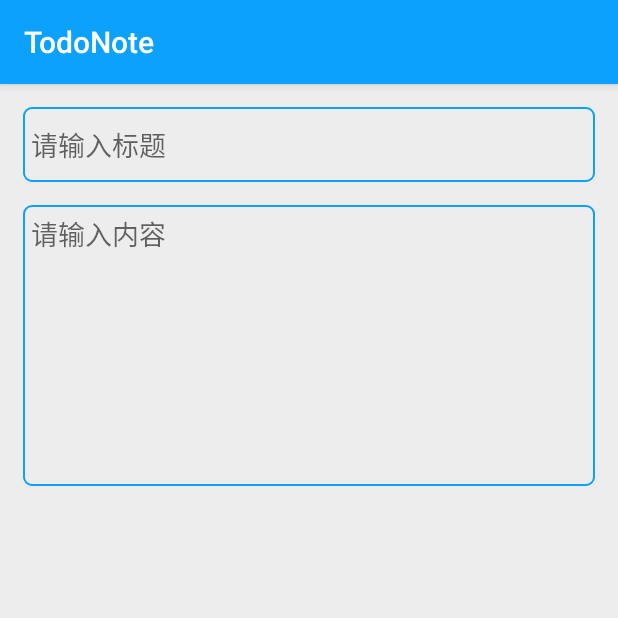
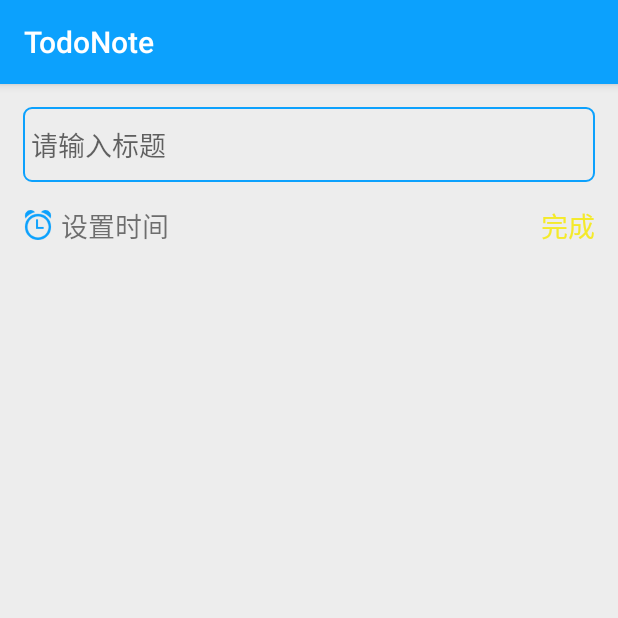
Before and after one commit to luckylxyang/TodoNote, an Android app: the screen it shows after launch (MainActivity), after a tap on an icon or button, on a phone screen of 412 x 824 dp, the top half of it. Run offline under Robolectric (Android 15) with nearby library versions, the phone set to English and light mode, and no system bars; our stand-ins replace RxJava, data binding; libraries missing offline, so code that uses them is left out: com.tencent.mmkv; network calls fail; 4 statements that could not run were skipped.

Commit message:
添加代办的修改和设置时间

```diff
--- a/app/src/main/java/lxy/com/todonote/addnote/AddTodoNoteFragment.java
+++ b/app/src/main/java/lxy/com/todonote/addnote/AddTodoNoteFragment.java
@@ -1,33 +1,57 @@
 package lxy.com.todonote.addnote;
 
 import androidx.databinding.DataBindingUtil;
+import androidx.lifecycle.Observer;
 import androidx.lifecycle.ViewModelProviders;
 
+import android.app.DatePickerDialog;
 import android.os.Bundle;
 
 import androidx.annotation.NonNull;
 import androidx.annotation.Nullable;
 import androidx.fragment.app.Fragment;
 
+import android.text.Editable;
+import android.text.TextUtils;
+import android.text.TextWatcher;
 import android.view.LayoutInflater;
 import android.view.View;
 import android.view.ViewGroup;
+import android.widget.DatePicker;
+
+import com.google.gson.Gson;
 
 import lxy.com.todonote.R;
+import lxy.com.todonote.base.BaseActivity;
 import lxy.com.todonote.databinding.AddTodoNoteFragmentBinding;
+import lxy.com.todonote.net.Resource;
+import lxy.com.todonote.note.NoteModel;
+import lxy.com.todonote.utils.ToastUtils;
 
 public class AddTodoNoteFragment extends Fragment {
 
+    private static final String MODEL_ADD = "add";
+    private static final String MODEL_UPDATE = "update";
+    private static final String NOTE_TYPE = "note_type";
+    private static final String NOTE = "note";
     private AddTodoNoteViewModel mViewModel;
     private AddTodoNoteFragmentBinding binding;
+    private String add_model = MODEL_ADD;
+    private int type;
+    private NoteModel noteModel;
 
-    public static AddTodoNoteFragment newInstance() {
-        return new AddTodoNoteFragment();
+    public static AddTodoNoteFragment newInstance(int type,String note) {
+        AddTodoNoteFragment fragment = new AddTodoNoteFragment();
+        Bundle bundle = new Bundle();
+        bundle.putInt(NOTE_TYPE, type);
+        bundle.putString(NOTE, note);
+        fragment.setArguments(bundle);
+        return fragment;
     }
 
     @Override
     public View onCreateView(@NonNull LayoutInflater inflater, @Nullable ViewGroup container, @Nullable Bundle savedInstanceState) {
-        binding = DataBindingUtil.inflate(inflater,R.layout.add_todo_note_fragment,container,false);
+        binding = DataBindingUtil.inflate(inflater, R.layout.add_todo_note_fragment, container, false);
         return binding.getRoot();
     }
 
@@ -36,6 +60,96 @@ public class AddTodoNoteFragment extends Fragment {
         super.onActivityCreated(savedInstanceState);
         mViewModel = ViewModelProviders.of(this).get(AddTodoNoteViewModel.class);
         binding.setAddmodel(mViewModel);
+        Bundle bundle = getArguments();
+        if (bundle != null) {
+            type = bundle.getInt(NOTE_TYPE);
+            String string = bundle.getString(NOTE);
+            if (!TextUtils.isEmpty(string)){
+                noteModel = new Gson().fromJson(string,NoteModel.class);
+                binding.addNoteTime.setText(noteModel.getDateStr());
+                binding.addNoteTitle.setText(noteModel.getTitle());
+                add_model = MODEL_UPDATE;
+            }
+        }
+        binding.addNoteTitle.addTextChangedListener(titleWatcher);
+        initListener();
     }
 
+    private void initListener() {
+        binding.addNoteComplete.setOnClickListener(v -> {
+            String title = binding.addNoteTitle.getText().toString();
+            String dateStr = binding.addNoteTime.getText().toString();
+            if (MODEL_ADD.equals(add_model)){
+                addNote(title,dateStr);
+            }else {
+                updateNote(noteModel.getId(),title,dateStr);
+            }
+        });
+        binding.addNoteTime.setOnClickListener(v -> {
+            selectTime();
+        });
+    }
+
+    private void updateNote(int id,String title,String dateStr){
+        mViewModel.updateNote(id,title, "", dateStr, type).observe(AddTodoNoteFragment.this, new Observer<Resource<NoteModel>>() {
+            @Override
+            public void onChanged(Resource<NoteModel> resource) {
+                resource.handler(new BaseActivity.OnCallback<NoteModel>() {
+                    @Override
+                    public void onSuccess(NoteModel data) {
+                        ToastUtils.show("修改成功");
+                        getActivity().getSupportFragmentManager().popBackStack();
+                    }
+                });
+            }
+        });
+    }
+
+    private void addNote(String title,String dateStr){
+        mViewModel.addNote(title, "", dateStr, type, 1).observe(AddTodoNoteFragment.this, new Observer<Resource<NoteModel>>() {
+            @Override
+            public void onChanged(Resource<NoteModel> resource) {
+                resource.handler(new BaseActivity.OnCallback<NoteModel>() {
+                    @Override
+                    public void onSuccess(NoteModel data) {
+                        ToastUtils.show("创建成功");
+                        getActivity().getSupportFragmentManager().popBackStack();
+                    }
+                });
+            }
+        });
+    }
+
+    private void selectTime() {
+        new DatePickerDialog(getContext(), new DatePickerDialog.OnDateSetListener() {
+            @Override
+            public void onDateSet(DatePicker view, int year, int month, int dayOfMonth) {
+                String dateStr = year + "-" + (month + 1) + "-" + dayOfMonth;
+                binding.addNoteTime.setText(dateStr);
+            }
+        },2019,12,12).show();
+    }
+
+    private TextWatcher titleWatcher = new TextWatcher() {
+        @Override
+        public void beforeTextChanged(CharSequence s, int start, int count, int after) {
+
+        }
+
+        @Override
+        public void onTextChanged(CharSequence s, int start, int before, int count) {
+            if (TextUtils.isEmpty(s)){
+                binding.addNoteComplete.setClickable(false);
+                binding.addNoteComplete.setTextColor(getResources().getColor(R.color.textGray));
+            }else {
+                binding.addNoteComplete.setTextColor(getResources().getColor(R.color.colorAccent));
+                binding.addNoteComplete.setClickable(true);
+            }
+        }
+
+        @Override
+        public void afterTextChanged(Editable s) {
+
+        }
+    };
 }
--- a/app/src/main/java/lxy/com/todonote/addnote/AddTodoNoteViewModel.java
+++ b/app/src/main/java/lxy/com/todonote/addnote/AddTodoNoteViewModel.java
@@ -1,7 +1,32 @@
 package lxy.com.todonote.addnote;
 
+import android.app.Application;
+
+import androidx.annotation.NonNull;
+import androidx.lifecycle.MutableLiveData;
 import androidx.lifecycle.ViewModel;
 
-public class AddTodoNoteViewModel extends ViewModel {
-    // TODO: Implement the ViewModel
+import lxy.com.todonote.base.BaseViewModel;
+import lxy.com.todonote.data.NoteRepository;
+import lxy.com.todonote.net.Resource;
+import lxy.com.todonote.note.NoteModel;
+
+public class AddTodoNoteViewModel extends BaseViewModel {
+    public NoteRepository repository;
+
+    public AddTodoNoteViewModel(@NonNull Application application) {
+        super(application);
+        repository = new NoteRepository();
+    }
+
+    public MutableLiveData<Resource<NoteModel>> addNote(String title,String content,
+                                                        String dateStr,int type,int priority){
+        return repository.addNote(title, content, dateStr, type, priority);
+
+    }
+
+    public MutableLiveData<Resource<NoteModel>> updateNote(int id,String title,String content,
+                                                           String dateStr,int type){
+        return repository.updateNote(id,title, content, dateStr, type);
+    }
 }
--- a/app/src/main/java/lxy/com/todonote/base/BaseActivity.java
+++ b/app/src/main/java/lxy/com/todonote/base/BaseActivity.java
@@ -88,6 +88,7 @@ public abstract class BaseActivity extends AppCompatActivity {
             if (code == Constants.NET_FAIL_LOGIN){
                 Intent intent = new Intent(NoteApp.getContext(), LoginActivity.class);
                 intent.addFlags(Intent.FLAG_ACTIVITY_NEW_TASK);
+                intent.addFlags(Intent.FLAG_ACTIVITY_CLEAR_TASK);
                 NoteApp.getContext().startActivity(intent);
             }
         }
--- a/app/src/main/java/lxy/com/todonote/note/NoteFragment.java
+++ b/app/src/main/java/lxy/com/todonote/note/NoteFragment.java
@@ -16,6 +16,8 @@ import android.view.LayoutInflater;
 import android.view.View;
 import android.view.ViewGroup;
 
+import com.google.gson.Gson;
+
 import java.util.ArrayList;
 import java.util.List;
 
@@ -29,8 +31,6 @@ import lxy.com.todonote.net.Resource;
 import lxy.com.todonote.utils.ToastUtils;
 
 /**
- * A simple {@link Fragment} subclass.
- *
  * @author lxy
  */
 public class NoteFragment extends Fragment {
@@ -70,32 +70,28 @@ public class NoteFragment extends Fragment {
     private void initListener() {
         binding.noteRefresh.setOnRefreshListener(() -> {
             viewModel.refresh().observe(this, noteModels -> {
+                models.clear();
+                models.addAll(noteModels.data.getDatas());
                 adapter.notifyDataSetChanged();
                 binding.noteRefresh.setRefreshing(false);
             });
         });
-        adapter.addItemChildClickListener(new BaseAdapter.OnItemChildClickListener() {
-            @Override
-            public void onCLick(BaseAdapter adapter, View view, int position) {
+        adapter.addItemChildClickListener((adapter, view, position) -> {
             NoteModel model = (NoteModel) adapter.getItemByPosition(position);
             switch (view.getId()) {
                 case R.id.note_delete:
-                        viewModel.deleteNote(model.getId()).observe(NoteFragment.this, new Observer<Resource<String>>() {
-                            @Override
-                            public void onChanged(Resource<String> stringResource) {
-                                stringResource.handler(new BaseActivity.OnCallback<String>() {
+                    viewModel.deleteNote(model.getId()).observe(NoteFragment.this, stringResource -> stringResource.handler(new BaseActivity.OnCallback<String>() {
                         @Override
                         public void onSuccess(String data) {
                             ToastUtils.show("删除成功");
                             models.remove(position);
                             adapter.notifyItemRemoved(position);
                         }
-                                });
-                            }
-                        });
+                    }));
                     break;
                 case R.id.cb_note_finish:
-                        viewModel.updateNoteStatus(model.getId(), 1).observe(NoteFragment.this, noteModelResource -> {
+                    int status = model.getStatus() == 0 ? 1 : 0;
+                    viewModel.updateNoteStatus(model.getId(), status).observe(NoteFragment.this, noteModelResource -> {
                         noteModelResource.handler(new BaseActivity.OnCallback<NoteModel>() {
                             @Override
                             public void onSuccess(NoteModel data) {
@@ -108,11 +104,19 @@ public class NoteFragment extends Fragment {
                 default:
                     break;
             }
-            }
+        });
+        adapter.setOnItemListener((v,position) -> {
+            NoteModel model = models.get(position);
+            FragmentTransaction transaction = getActivity().getSupportFragmentManager().beginTransaction();
+            AddTodoNoteFragment fragment = AddTodoNoteFragment.newInstance(model.getType(),new Gson().toJson(model));
+            fragment.setTargetFragment(NoteFragment.this, 8250);
+            transaction.add(R.id.container, fragment);
+            transaction.addToBackStack("");
+            transaction.commit();
         });
         binding.noteAdd.setOnClickListener(v -> {
             FragmentTransaction transaction = getActivity().getSupportFragmentManager().beginTransaction();
-            AddTodoNoteFragment fragment = new AddTodoNoteFragment();
+            AddTodoNoteFragment fragment = AddTodoNoteFragment.newInstance(0,"");
             fragment.setTargetFragment(NoteFragment.this, 8250);
             transaction.add(R.id.container, fragment);
             transaction.addToBackStack("");
@@ -121,10 +125,7 @@ public class NoteFragment extends Fragment {
     }
 
     private void observe() {
-        viewModel.getUndoList(page).observe(this, new Observer<Resource<BasePageModel<NoteModel>>>() {
-            @Override
-            public void onChanged(Resource<BasePageModel<NoteModel>> listResource) {
-                listResource.handler(new BaseActivity.OnCallback<BasePageModel<NoteModel>>() {
+        viewModel.getUndoList(page).observe(this, listResource -> listResource.handler(new BaseActivity.OnCallback<BasePageModel<NoteModel>>() {
             @Override
             public void onSuccess(BasePageModel<NoteModel> data) {
                 if (page == 0) {
@@ -134,8 +135,6 @@ public class NoteFragment extends Fragment {
                 page++;
                 adapter.notifyDataSetChanged();
             }
-                });
-            }
-        });
+        }));
     }
 }
--- /dev/null
+++ b/app/src/main/res/drawable/add_note_bg_time.xml
@@ -0,0 +1,7 @@
+<?xml version="1.0" encoding="utf-8"?>
+<layer-list xmlns:android="http://schemas.android.com/apk/res/android">
+
+    <item android:width="20dp"
+        android:height="20dp"
+        android:drawable="@drawable/add_note_ic_clock"/>
+</layer-list>
--- a/app/src/main/res/layout/add_todo_note_fragment.xml
+++ b/app/src/main/res/layout/add_todo_note_fragment.xml
@@ -28,21 +28,27 @@
             android:layout_width="match_parent"
             android:layout_height="50dp"/>
 
-        <EditText
-            android:id="@+id/add_note_content"
+        <TextView
+            android:id="@+id/add_note_time"
+            android:drawableLeft="@drawable/add_note_bg_time"
+            android:drawablePadding="5dp"
+            android:gravity="center"
+            android:text="设置时间"
             android:textSize="@dimen/textNormal"
-            android:padding="5dp"
-            android:hint="请输入内容"
-            android:gravity="top"
-            android:minLines="8"
-            android:layout_margin="15dp"
-            android:background="@drawable/add_note_bg_edit"
+            android:layout_marginTop="15dp"
             app:layout_constraintLeft_toLeftOf="@id/add_note_title"
-            app:layout_constraintRight_toRightOf="@id/add_note_title"
             app:layout_constraintTop_toBottomOf="@id/add_note_title"
-            android:layout_width="match_parent"
+            android:layout_width="wrap_content"
             android:layout_height="wrap_content"/>
 
-
+        <TextView
+            android:id="@+id/add_note_complete"
+            android:textSize="@dimen/textNormal"
+            android:text="完成"
+            android:textColor="@color/colorAccent"
+            app:layout_constraintRight_toRightOf="@id/add_note_title"
+            app:layout_constraintTop_toTopOf="@id/add_note_time"
+            android:layout_width="wrap_content"
+            android:layout_height="wrap_content"/>
     </androidx.constraintlayout.widget.ConstraintLayout>
 </layout>
--- a/app/src/main/res/layout/item_note.xml
+++ b/app/src/main/res/layout/item_note.xml
@@ -40,7 +40,7 @@
             android:layout_height="24dp"/>
 
         <TextView
-            android:id="@+id/note_item_detail"
+            android:id="@+id/tv_note_time"
             android:textSize="@dimen/textNormal"
             android:layout_below="@id/tv_note_title"
             android:layout_alignLeft="@id/tv_note_title"
```
Also changed, not shown: app/src/main/java/lxy/com/todonote/data/NoteRepository.java (+11 -0 lines), app/src/main/java/lxy/com/todonote/note/NoteAdapter.java (+18 -3 lines), app/src/main/res/drawable/add_note_ic_clock.png (added). Lines whose indentation alone changed are shown as unchanged.
